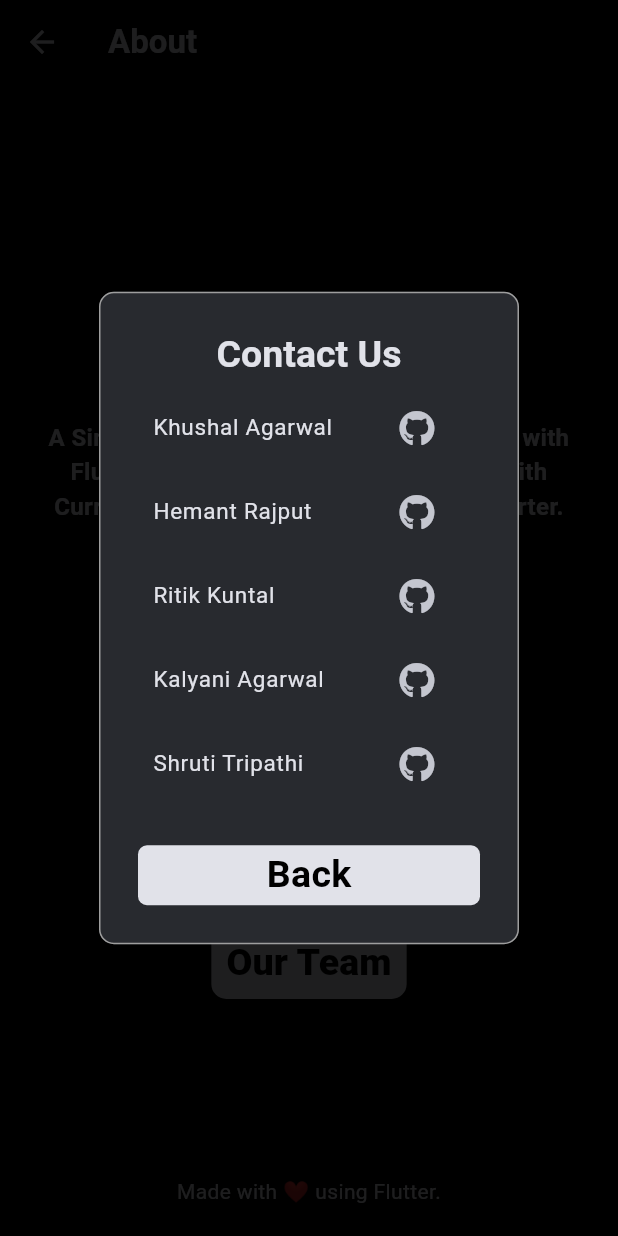
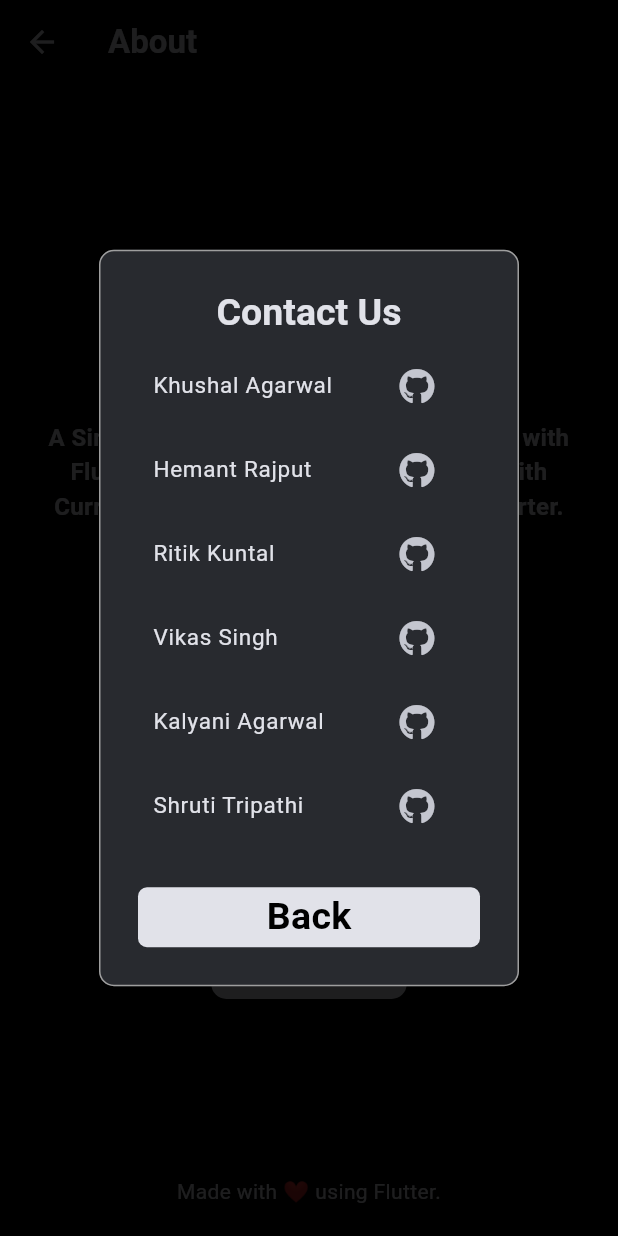
Before and after one commit to rajput-hemant/calculator, a Flutter app: the AboutScreen screen opened by its route, after a tap on "Our Team", on a phone screen of 412 x 824 dp. Run offline on Flutter 3.47's test engine with Material 2 defaults, Android fonts, the phone set to English and light mode, and no system bars; drawn by our look-alikes of rflutter_alert; our stand-ins replace flutter_dotenv, flutter_riverpod, font_awesome_flutter, math_expressions, shared_preferences; accounts and stored records are empty; network calls fail; Roboto replaces fonts that are missing (PTSans).

Commit message:
fix: team's github profile link
Signed-off-by: rajput-hemant <rajput.hemant2001@gmail.com>

```diff
--- a/lib/screens/about_screen.dart
+++ b/lib/screens/about_screen.dart
@@ -74,8 +74,8 @@ class AboutScreen extends ConsumerWidget {
                 'assets/images/github-${isDarkMode ? "dark" : "light"}.png',
                 height: 25,
               ),
-              onPressed: () =>
-                  UrlLauncher('https://github.com/Khushal-ag/calculator/tree/khushal'),
+              onPressed: () => UrlLauncher(
+                  'https://github.com/Khushal-ag/calculator/tree/khushal'),
             ),
             const Padding(
               padding: EdgeInsets.symmetric(horizontal: 20, vertical: 15),
@@ -122,7 +122,10 @@ class AboutScreen extends ConsumerWidget {
                         'Khushal Agarwal', 'https://github.com/Khushal-ag'),
                     teamTile(
                         'Hemant Rajput', 'https://github.com/rajput-hemant'),
-                    teamTile('Ritik Kuntal', 'https://github.com/b49-Ritik'),
+                    teamTile(
+                        'Ritik Kuntal', 'https://github.com/kuntal-hrithik'),
+                    teamTile(
+                        'Vikas Singh', 'https://github.com/Vikas-Singh-10'),
                     teamTile('Kalyani Agarwal', 'https://github.com/kalyaniag'),
                     teamTile('Shruti Tripathi', 'https://github.com/shru-ty'),
                   ],
--- a/lib/widgets/main_appbar.dart
+++ b/lib/widgets/main_appbar.dart
@@ -42,6 +42,10 @@ class MainAppBar extends ConsumerWidget implements PreferredSizeWidget {
                     "assets/images/grid-dark.png",
                     width: 24,
                     height: 24,
+                    color: Theme.of(context)
+                        .colorScheme
+                        .onSurface
+                        .withOpacity(0.75),
                   ),
           ),
         PopupMenuButton(
```
